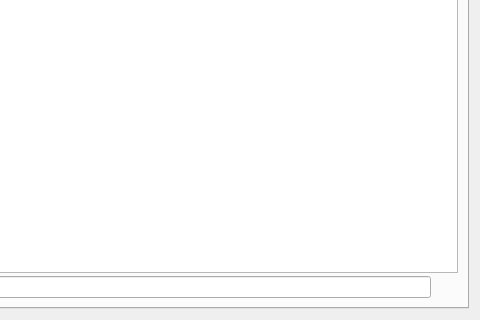
Above: src/qt/forms/rpcconsole.ui from withu2018/infinitecoin before the change; both pictures show x 260 to 740 and y 219 to 539 of the 740 by 539 pixel window. Below: the same form after it.
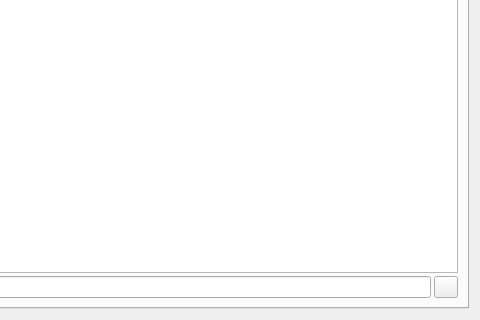
That is the form after the change. The open tabs and pages were chosen to show the change. Icons and pictures are not drawn.

What changed in the file:
```diff
--- a/src/qt/forms/rpcconsole.ui
+++ b/src/qt/forms/rpcconsole.ui
@@ -16,9 +16,6 @@
   <layout class="QVBoxLayout" name="verticalLayout_2">
    <item>
     <widget class="QTabWidget" name="tabWidget">
-     <property name="enabled">
-      <bool>true</bool>
-     </property>
      <property name="currentIndex">
       <number>1</number>
      </property>
@@ -377,9 +374,6 @@
       </layout>
      </widget>
      <widget class="QWidget" name="tab_console">
-      <property name="enabled">
-       <bool>true</bool>
-      </property>
       <attribute name="title">
        <string>&amp;Console</string>
       </attribute>
@@ -449,9 +443,6 @@
            <property name="autoDefault">
             <bool>false</bool>
            </property>
-           <property name="flat">
-            <bool>true</bool>
-           </property>
           </widget>
          </item>
         </layout>
```
Left out of the diff: 8 changed lines with no effect on the pictures.
